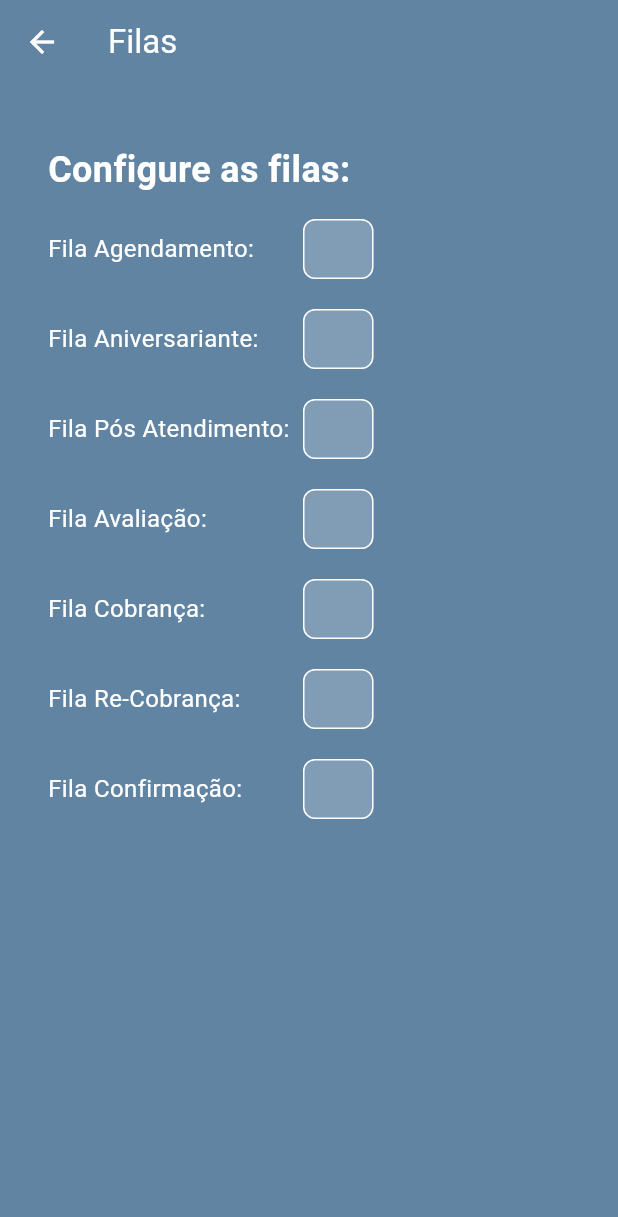
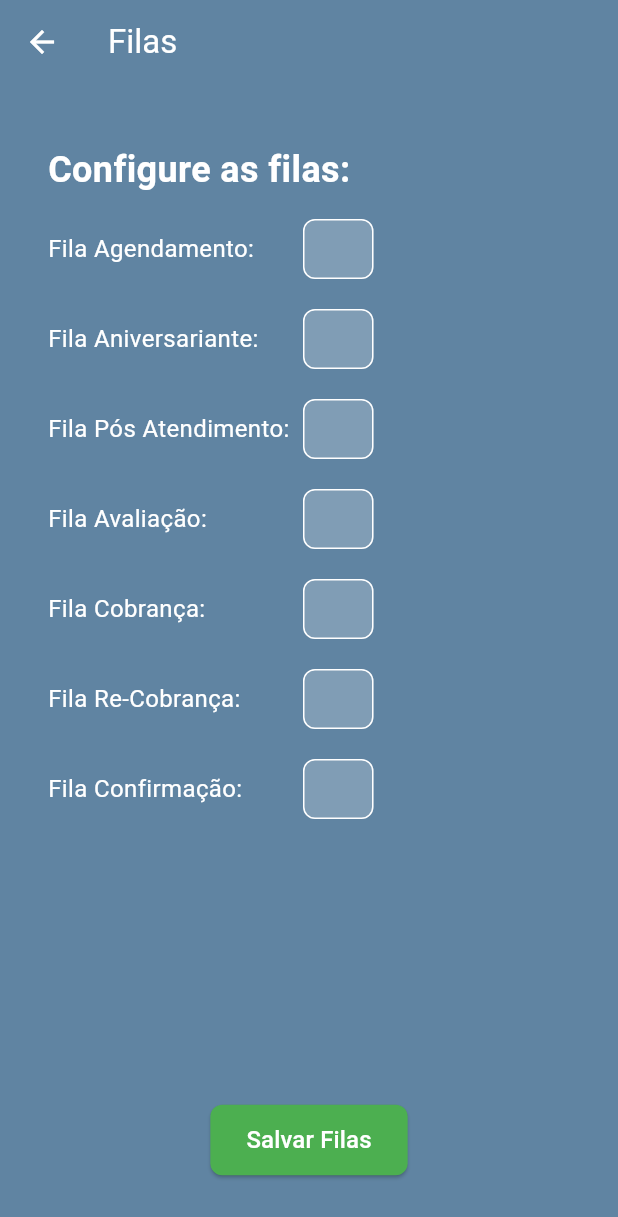
Before and after one commit to VitorLaboissiere/Projeto-flutter, a Flutter app: the FilasPage screen opened directly with empty values, on a phone screen of 412 x 824 dp. Shown: the top 1217 px of the screen. Run offline on Flutter 3.47's test engine with Material 3 defaults, Android fonts, the phone set to English and light mode, and no system bars.

Commit message:
Atualização das filas

```diff
--- a/flutter_application_1/lib/filas_page.dart
+++ b/flutter_application_1/lib/filas_page.dart
@@ -1,8 +1,8 @@
 import 'package:flutter/material.dart';
 
 class FilasPage extends StatefulWidget {
-    final bool isDarkMode;
-    const FilasPage({super.key, required this.isDarkMode});
+  final bool isDarkMode;
+  const FilasPage({super.key, required this.isDarkMode});
 
   @override
   State<FilasPage> createState() => FilasPageState();
@@ -19,14 +19,30 @@ class FilasPageState extends State<FilasPage> {
     'Fila Confirmação:': TextEditingController(),
   };
 
-@override
+  // ignore: non_constant_identifier_names
+  void SalvarFilas() {
+    final filasConfig =
+        _controllers.map((key, controller) => MapEntry(key, controller.text));
+    print('Filas salvas: $filasConfig');
+
+    ScaffoldMessenger.of(context).showSnackBar(
+      const SnackBar(
+        content: Text('Filas salvas com sucesso!'),
+        backgroundColor: Colors.green,
+      ),
+    );
+  }
+
+  @override
   Widget build(BuildContext context) {
     return Scaffold(
-      backgroundColor: widget.isDarkMode ? const Color(0xFF2C3E50) : const Color(0xFF6084A2),
+      backgroundColor:
+          widget.isDarkMode ? const Color(0xFF2C3E50) : const Color(0xFF6084A2),
       appBar: AppBar(
-        title: const Text('Filas', style: TextStyle(color: Colors.white)), // Título da página
-        backgroundColor: widget.isDarkMode ? const Color(0xFF2C3E50) : const Color(0xFF6084A2),
-        iconTheme: const IconThemeData(color: Colors.white), // Ícones do AppBar
+        title: const Text('Filas', style: TextStyle(color: Colors.white)),
+        backgroundColor:
+            widget.isDarkMode ? const Color(0xFF2C3E50) : const Color(0xFF6084A2),
+        iconTheme: const IconThemeData(color: Colors.white),
       ),
       body: Padding(
         padding: const EdgeInsets.symmetric(horizontal: 32, vertical: 40),
@@ -42,7 +58,6 @@ class FilasPageState extends State<FilasPage> {
               ),
             ),
             const SizedBox(height: 16),
-            // Column para alinhar as caixas de mensagem uma embaixo da outra
             Expanded(
               child: ListView(
                 children: _controllers.keys.map((label) {
@@ -103,6 +118,23 @@ class FilasPageState extends State<FilasPage> {
                 }).toList(),
               ),
             ),
+            const SizedBox(height: 20),
+            Center(
+              child: ElevatedButton(
+                onPressed: SalvarFilas,
+                style: ElevatedButton.styleFrom(
+                  backgroundColor: Colors.green,
+                  padding: const EdgeInsets.symmetric(horizontal: 24, vertical: 12),
+                  shape: RoundedRectangleBorder(
+                    borderRadius: BorderRadius.circular(8),
+                  ),
+                ),
+                child: const Text(
+                  'Salvar Filas',
+                  style: TextStyle(fontSize: 16, color: Colors.white),
+                ),
+              ),
+            ),
           ],
         ),
       ),
```
